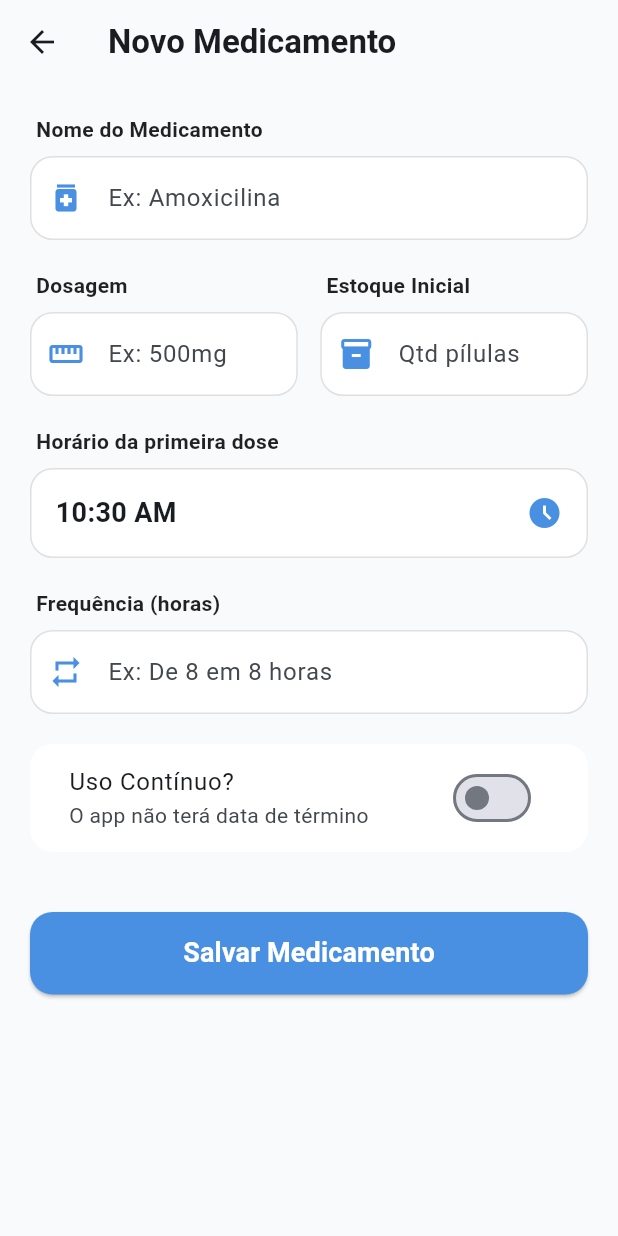
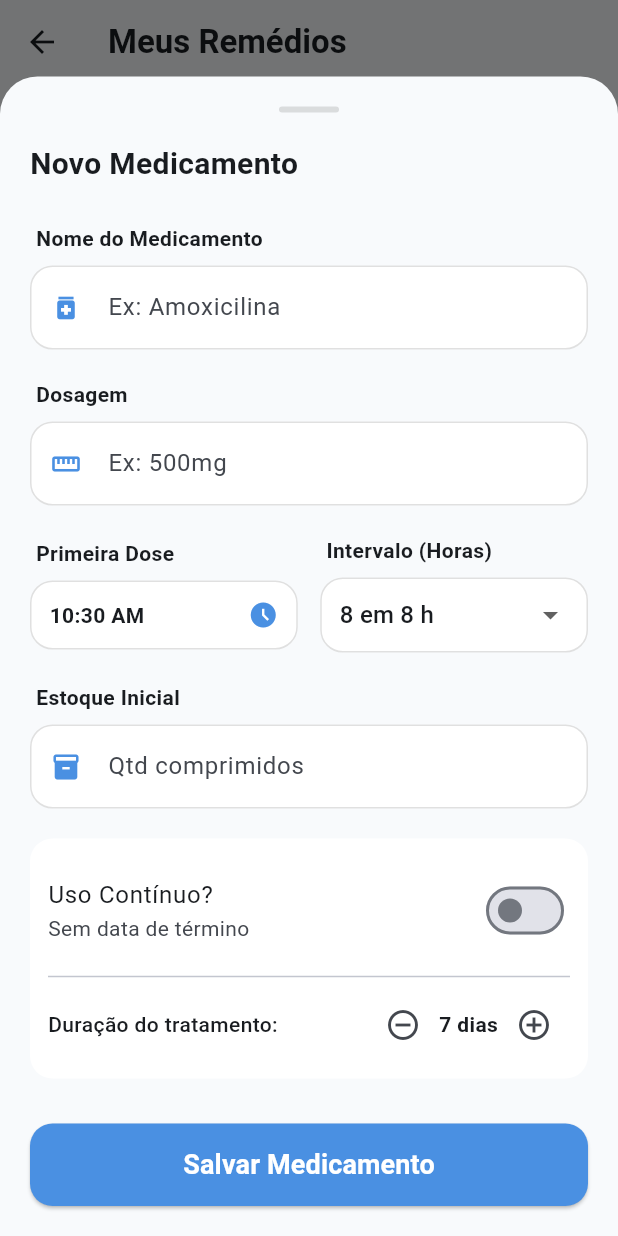
Before and after one commit to ecrezzende/JaTomei, a Flutter app: the MedicationsScreen screen opened directly, after a tap on the "add" icon, on a phone screen of 412 x 824 dp. Run offline on Flutter 3.47's test engine with Material 3 defaults, Android fonts, the phone set to English and light mode, and no system bars.

Commit message:
Feat: aprimora cadastro com modal, seletor de duração e frenqu/ẽncia exata

```diff
--- a/lib/screens/add_medication_screen.dart
+++ b/lib/screens/add_medication_screen.dart
@@ -8,49 +8,62 @@ class AddMedicationScreen extends StatefulWidget {
 }
 
 class _AddMedicationScreenState extends State<AddMedicationScreen> {
-  // Variáveis para guardar o que o usuário digita
   TimeOfDay selectedTime = TimeOfDay.now();
   bool isContinuous = false;
+  int frequencyHours = 8; // Valor numérico para automação de notificações
+  int durationDays = 7;   // Padrão de 7 dias se não for contínuo
 
-  // Função para abrir o relógio estilo alarme
   Future<void> _selectTime(BuildContext context) async {
     final TimeOfDay? picked = await showTimePicker(
       context: context,
       initialTime: selectedTime,
+      // Habilita tanto o ponteiro quanto a digitação numérica
+      initialEntryMode: TimePickerEntryMode.dial,
     );
-    if (picked != null && picked != selectedTime) {
-      setState(() {
-        selectedTime = picked;
-      });
-    }
+    if (picked != null) setState(() => selectedTime = picked);
   }
 
   @override
   Widget build(BuildContext context) {
-    return Scaffold(
-      backgroundColor: const Color(0xFFF8FAFC),
-      appBar: AppBar(
-        title: const Text("Novo Medicamento", style: TextStyle(fontWeight: FontWeight.bold)),
-        backgroundColor: Colors.transparent,
+    return Container(
+      padding: EdgeInsets.only(
+        top: 20, left: 20, right: 20,
+        bottom: MediaQuery.of(context).viewInsets.bottom + 20,
       ),
-      body: SingleChildScrollView( // Permite rolar a tela se o teclado abrir
-        padding: const EdgeInsets.all(20),
+      decoration: const BoxDecoration(
+        color: Color(0xFFF8FAFC),
+        borderRadius: BorderRadius.vertical(top: Radius.circular(25)),
+      ),
+      child: SingleChildScrollView(
         child: Column(
+          mainAxisSize: MainAxisSize.min,
           crossAxisAlignment: CrossAxisAlignment.start,
           children: [
+            Center(child: Container(width: 40, height: 4, decoration: BoxDecoration(color: Colors.black12, borderRadius: BorderRadius.circular(10)))),
+            const SizedBox(height: 20),
+            const Text("Novo Medicamento", style: TextStyle(fontSize: 20, fontWeight: FontWeight.bold)),
+
+            const SizedBox(height: 25),
             _buildLabel("Nome do Medicamento"),
             _buildTextField("Ex: Amoxicilina", Icons.medication),
 
             const SizedBox(height: 20),
+            _buildLabel("Dosagem"),
+            _buildTextField("Ex: 500mg", Icons.straighten),
 
+            const SizedBox(height: 20),
             Row(
               children: [
                 Expanded(
                   child: Column(
                     crossAxisAlignment: CrossAxisAlignment.start,
                     children: [
-                      _buildLabel("Dosagem"),
-                      _buildTextField("Ex: 500mg", Icons.straighten),
+                      _buildLabel("Primeira Dose"),
+                      _buildSelectorTile(
+                        text: selectedTime.format(context),
+                        icon: Icons.access_time_filled,
+                        onTap: () => _selectTime(context),
+                      ),
                     ],
                   ),
                 ),
@@ -59,8 +72,8 @@ class _AddMedicationScreenState extends State<AddMedicationScreen> {
                   child: Column(
                     crossAxisAlignment: CrossAxisAlignment.start,
                     children: [
-                      _buildLabel("Estoque Inicial"),
-                      _buildTextField("Qtd pílulas", Icons.inventory),
+                      _buildLabel("Intervalo (Horas)"),
+                      _buildFrequencyDropdown(),
                     ],
                   ),
                 ),
@@ -68,60 +81,45 @@ class _AddMedicationScreenState extends State<AddMedicationScreen> {
             ),
 
             const SizedBox(height: 20),
+            _buildLabel("Estoque Inicial"),
+            _buildTextField("Qtd comprimidos", Icons.inventory),
 
-            _buildLabel("Horário da primeira dose"),
-            InkWell(
-              onTap: () => _selectTime(context),
-              child: Container(
-                padding: const EdgeInsets.all(16),
-                decoration: BoxDecoration(
-                  color: Colors.white,
-                  borderRadius: BorderRadius.circular(15),
-                  border: Border.all(color: Colors.black12),
-                ),
-                child: Row(
-                  mainAxisAlignment: MainAxisAlignment.spaceBetween,
-                  children: [
-                    Text(
-                      selectedTime.format(context),
-                      style: const TextStyle(fontSize: 18, fontWeight: FontWeight.bold),
+            const SizedBox(height: 20),
+            // Seção de Duração / Uso Contínuo
+            Container(
+              padding: const EdgeInsets.all(12),
+              decoration: BoxDecoration(color: Colors.white, borderRadius: BorderRadius.circular(15)),
+              child: Column(
+                children: [
+                  SwitchListTile(
+                    title: const Text("Uso Contínuo?"),
+                    subtitle: const Text("Sem data de término"),
+                    value: isContinuous,
+                    onChanged: (v) => setState(() => isContinuous = v),
+                    activeColor: const Color(0xFF4A90E2),
+                    contentPadding: EdgeInsets.zero,
+                  ),
+                  if (!isContinuous) ...[
+                    const Divider(),
+                    Row(
+                      mainAxisAlignment: MainAxisAlignment.spaceBetween,
+                      children: [
+                        const Text("Duração do tratamento:", style: TextStyle(fontWeight: FontWeight.w500)),
+                        Row(
+                          children: [
+                            IconButton(onPressed: () => setState(() => durationDays > 1 ? durationDays-- : null), icon: const Icon(Icons.remove_circle_outline)),
+                            Text("$durationDays dias", style: const TextStyle(fontWeight: FontWeight.bold)),
+                            IconButton(onPressed: () => setState(() => durationDays++), icon: const Icon(Icons.add_circle_outline)),
+                          ],
+                        )
+                      ],
                     ),
-                    const Icon(Icons.access_time_filled, color: Color(0xFF4A90E2)),
                   ],
-                ),
+                ],
               ),
             ),
 
-            const SizedBox(height: 20),
-
-            _buildLabel("Frequência (horas)"),
-            _buildTextField("Ex: De 8 em 8 horas", Icons.repeat),
-
-            const SizedBox(height: 20),
-
-            // Interruptor para Uso Contínuo
-            Container(
-              padding: const EdgeInsets.symmetric(horizontal: 10),
-              decoration: BoxDecoration(
-                color: Colors.white,
-                borderRadius: BorderRadius.circular(15),
-              ),
-              child: SwitchListTile(
-                title: const Text("Uso Contínuo?"),
-                subtitle: const Text("O app não terá data de término"),
-                value: isContinuous,
-                onChanged: (value) {
-                  setState(() {
-                    isContinuous = value;
-                  });
-                },
-                activeColor: const Color(0xFF4A90E2),
-              ),
-            ),
-
-            const SizedBox(height: 40),
-
-            // Botão Salvar
+            const SizedBox(height: 30),
             SizedBox(
               width: double.infinity,
               height: 55,
@@ -131,8 +129,7 @@ class _AddMedicationScreenState extends State<AddMedicationScreen> {
                   backgroundColor: const Color(0xFF4A90E2),
                   shape: RoundedRectangleBorder(borderRadius: BorderRadius.circular(15)),
                 ),
-                child: const Text("Salvar Medicamento",
-                  style: TextStyle(color: Colors.white, fontSize: 18, fontWeight: FontWeight.bold)),
+                child: const Text("Salvar Medicamento", style: TextStyle(color: Colors.white, fontSize: 18, fontWeight: FontWeight.bold)),
               ),
             ),
           ],
@@ -141,31 +138,50 @@ class _AddMedicationScreenState extends State<AddMedicationScreen> {
     );
   }
 
-  // Widget auxiliar para as etiquetas (Labels)
-  Widget _buildLabel(String text) {
-    return Padding(
-      padding: const EdgeInsets.only(bottom: 8, left: 4),
-      child: Text(text, style: const TextStyle(fontWeight: FontWeight.bold, color: Colors.black87)),
-    );
-  }
-
-  // Widget auxiliar para criar campos de texto padronizados
-  Widget _buildTextField(String hint, IconData icon) {
-    return TextField(
-      decoration: InputDecoration(
-        hintText: hint,
-        prefixIcon: Icon(icon, color: const Color(0xFF4A90E2)),
-        filled: true,
-        fillColor: Colors.white,
-        border: OutlineInputBorder(
-          borderRadius: BorderRadius.circular(15),
-          borderSide: BorderSide.none,
-        ),
-        enabledBorder: OutlineInputBorder(
-          borderRadius: BorderRadius.circular(15),
-          borderSide: const BorderSide(color: Colors.black12),
+  // Dropdown para garantir que o intervalo seja um número exato
+  Widget _buildFrequencyDropdown() {
+    return Container(
+      padding: const EdgeInsets.symmetric(horizontal: 12),
+      decoration: BoxDecoration(color: Colors.white, borderRadius: BorderRadius.circular(15), border: Border.all(color: Colors.black12)),
+      child: DropdownButtonHideUnderline(
+        child: DropdownButton<int>(
+          value: frequencyHours,
+          isExpanded: true,
+          items: [4, 6, 8, 12, 24].map((int val) => DropdownMenuItem(value: val, child: Text("$val em $val h"))).toList(),
+          onChanged: (v) => setState(() => frequencyHours = v!),
         ),
       ),
     );
   }
+
+  Widget _buildLabel(String text) => Padding(
+    padding: const EdgeInsets.only(bottom: 8, left: 4),
+    child: Text(text, style: const TextStyle(fontWeight: FontWeight.bold, fontSize: 14)),
+  );
+
+  Widget _buildTextField(String hint, IconData icon) => TextField(
+    decoration: InputDecoration(
+      hintText: hint,
+      prefixIcon: Icon(icon, color: const Color(0xFF4A90E2), size: 20),
+      filled: true,
+      fillColor: Colors.white,
+      border: OutlineInputBorder(borderRadius: BorderRadius.circular(15), borderSide: BorderSide.none),
+      enabledBorder: OutlineInputBorder(borderRadius: BorderRadius.circular(15), borderSide: const BorderSide(color: Colors.black12)),
+    ),
+  );
+
+  Widget _buildSelectorTile({required String text, required IconData icon, required VoidCallback onTap}) => InkWell(
+    onTap: onTap,
+    child: Container(
+      padding: const EdgeInsets.all(12),
+      decoration: BoxDecoration(color: Colors.white, borderRadius: BorderRadius.circular(15), border: Border.all(color: Colors.black12)),
+      child: Row(
+        mainAxisAlignment: MainAxisAlignment.spaceBetween,
+        children: [
+          Text(text, style: const TextStyle(fontSize: 14, fontWeight: FontWeight.bold)),
+          Icon(icon, color: const Color(0xFF4A90E2), size: 20),
+        ],
+      ),
+    ),
+  );
 }
--- a/lib/screens/medications_screen.dart
+++ b/lib/screens/medications_screen.dart
@@ -30,9 +30,11 @@ class MedicationsScreen extends StatelessWidget {
       // O botão de adicionar (+)
       floatingActionButton: FloatingActionButton(
         onPressed: () {
-          Navigator.push(
-            context,
-            MaterialPageRoute(builder: (context) => const AddMedicationScreen()),
+          showModalBottomSheet(
+            context: context,
+            isScrollControlled: true, // Permite que o popup suba com o teclado
+             backgroundColor: Colors.transparent,
+             builder: (context) => const AddMedicationScreen(),
           );
         },
         backgroundColor: const Color(0xFF4A90E2),
```
